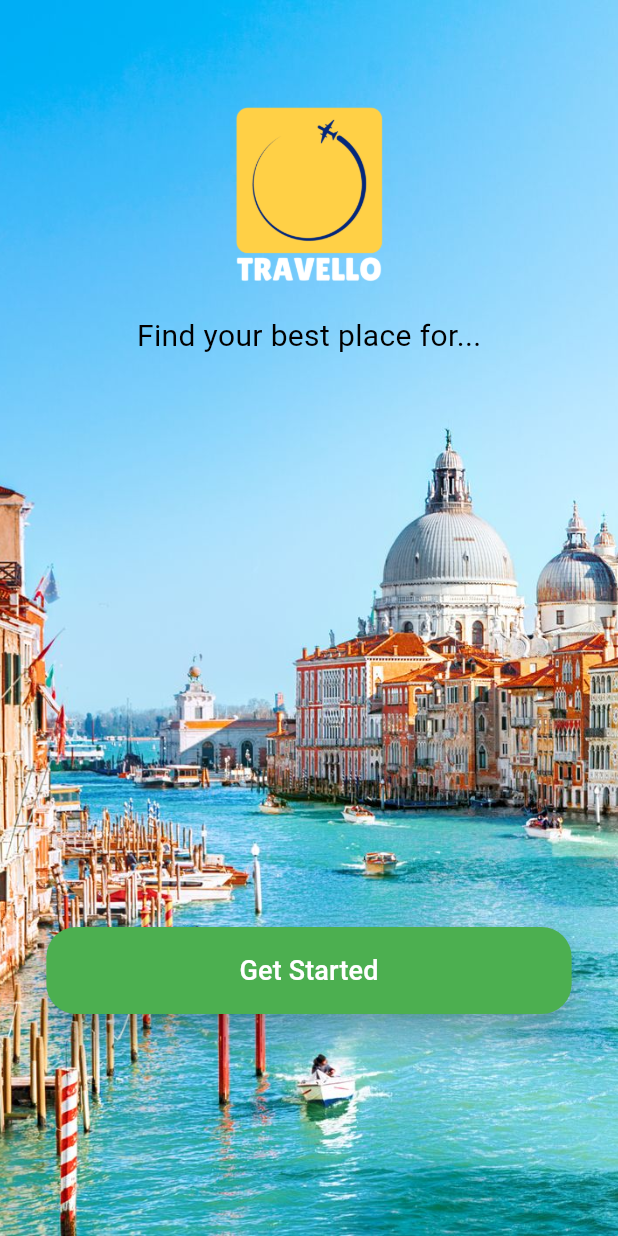
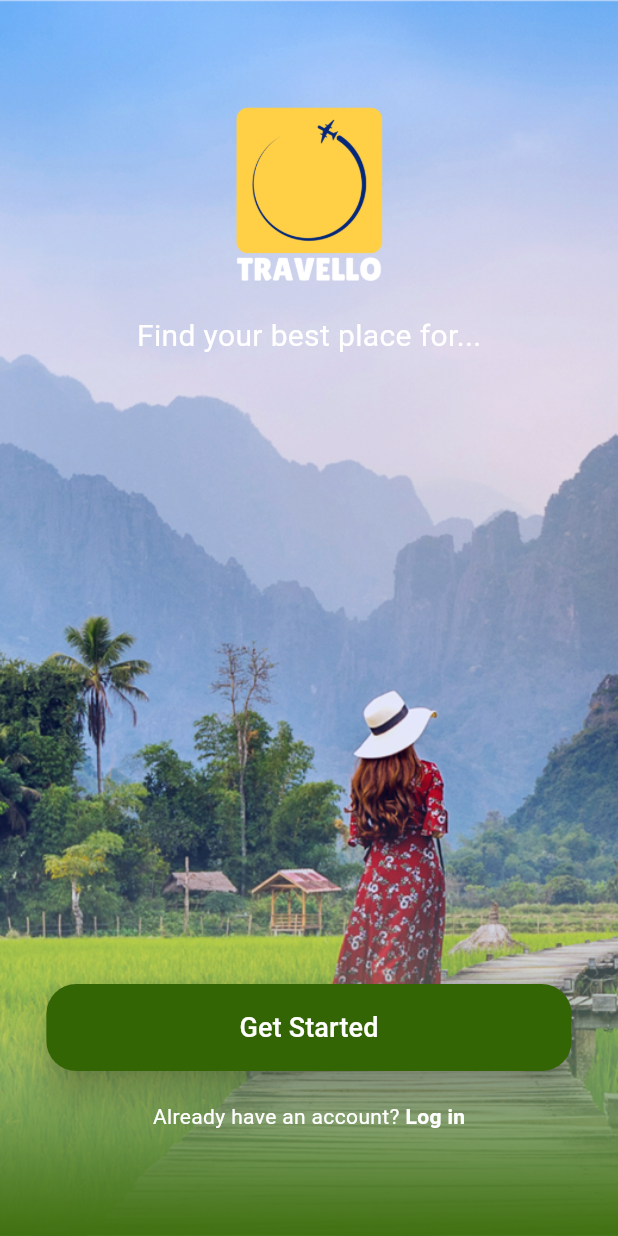
Before and after one commit to asad219/travello, a Flutter app: the screen it shows after launch, on a phone screen of 412 x 824 dp. Run offline on Flutter 3.47's test engine with Material 3 defaults, Android fonts, the phone set to English and light mode, and no system bars.

Commit message:
start working on theme setting

```diff
--- /dev/null
+++ b/lib/helper/Utils.dart
@@ -0,0 +1,3 @@
+class Utils {
+  static String appName = "Travello";
+}
--- /dev/null
+++ b/lib/theme/theme.dart
@@ -0,0 +1,5 @@
+import 'package:flutter/material.dart';
+
+ThemeData lightTheme = ThemeData(brightness: Brightness.light);
+
+ThemeData darkTheme = ThemeData(brightness: Brightness.dark);
--- a/lib/views/startup/spash/SplashScreen.dart
+++ b/lib/views/startup/spash/SplashScreen.dart
@@ -16,7 +16,7 @@ class _SplashScreenState extends State<SplashScreen> {
           width: MediaQuery.sizeOf(context).width,
           height: MediaQuery.sizeOf(context).height,
           child: const Image(
-            image: AssetImage("assets/images/bg.jpg"),
+            image: AssetImage("assets/images/splashbg.png"),
             fit: BoxFit.cover,
           ),
         ),
@@ -40,14 +40,12 @@ class _SplashScreenState extends State<SplashScreen> {
                         ),
                         Text(
                           "Find your best place for...",
-                          style: TextStyle(color: Colors.black, fontSize: 20),
+                          style: TextStyle(color: Colors.white, fontSize: 20),
                         )
                       ],
                     ),
                   )),
-              Expanded(
-                  flex: 1,
-                  child: Column(
+              Column(
                 children: [
                   SizedBox(
                     width: MediaQuery.sizeOf(context).width * .85,
@@ -55,10 +53,9 @@ class _SplashScreenState extends State<SplashScreen> {
                       onPressed: () {},
                       style: ElevatedButton.styleFrom(
                         elevation: 10,
-                            backgroundColor: Colors.green,
+                        backgroundColor: const Color.fromRGBO(52, 101, 4, 1),
                         shape: RoundedRectangleBorder(
-                              borderRadius:
-                                  BorderRadius.circular(20), // <-- Radius
+                          borderRadius: BorderRadius.circular(20), // <-- Radius
                         ),
                       ),
                       child: const Padding(
@@ -83,7 +80,28 @@ class _SplashScreenState extends State<SplashScreen> {
                     ),
                   )
                 ],
-                  )),
+              ),
+              const Padding(
+                padding: EdgeInsets.all(20),
+                child: Row(
+                  crossAxisAlignment: CrossAxisAlignment.center,
+                  mainAxisAlignment: MainAxisAlignment.center,
+                  children: [
+                    Text(
+                      "Already have an account? ",
+                      style: TextStyle(color: Colors.white),
+                    ),
+                    Text(
+                      "Log in",
+                      style: TextStyle(
+                          color: Colors.white, fontWeight: FontWeight.bold),
+                    )
+                  ],
+                ),
+              ),
+              const SizedBox(
+                height: 50,
+              )
             ],
           ),
         )
```
Also changed, not shown: lib/main.dart (+9 -50 lines), assets/images/splashbg.png (added). Lines whose indentation alone changed are shown as unchanged.
